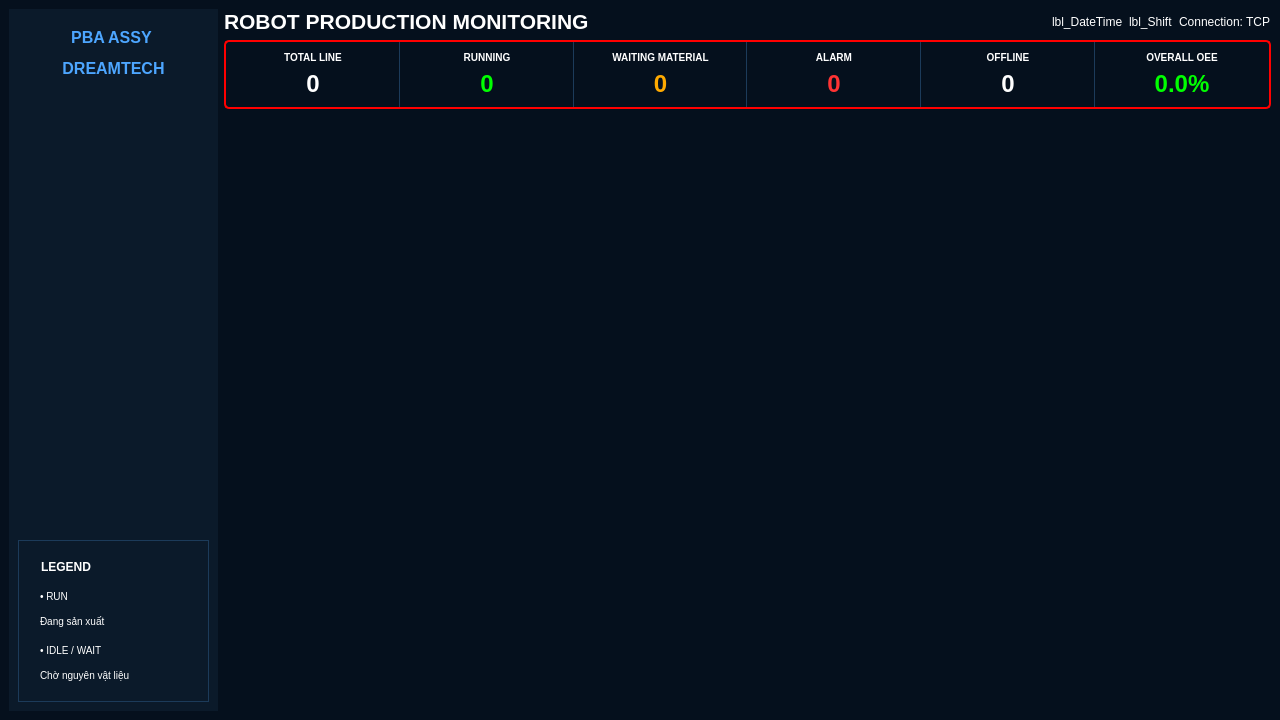
Before: the Qt Designer form views/main_window.ui in Thinhngua1/MINI_PC_WIN7_full_UI, drawn with Qt 5.
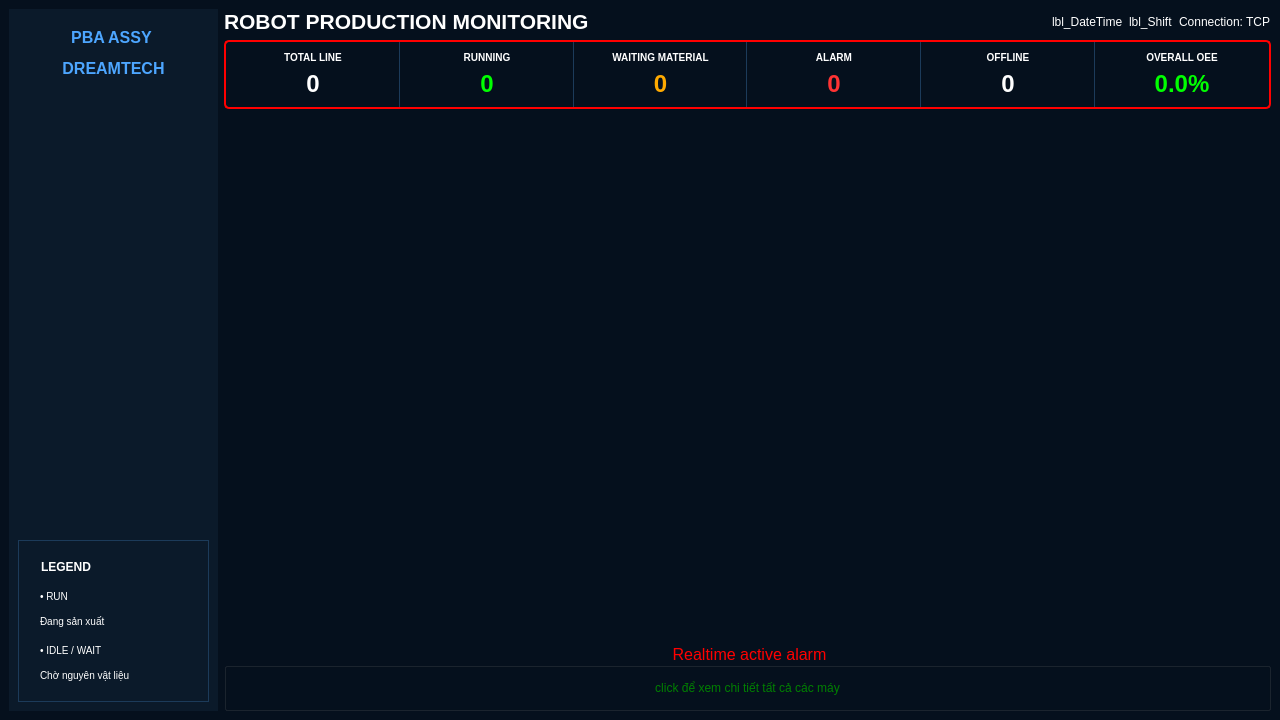
After: the same form once the commit is applied. The open tabs and pages were chosen to show the change.

Diff of the .ui file:
```diff
--- a/views/main_window.ui
+++ b/views/main_window.ui
@@ -480,7 +480,7 @@
                <x>0</x>
                <y>0</y>
                <width>1040</width>
-               <height>574</height>
+               <height>497</height>
               </rect>
              </property>
              <layout class="QGridLayout" name="gridLayout_machines">
@@ -947,6 +947,42 @@
         </widget>
        </widget>
       </item>
+      <item>
+       <widget class="QGroupBox" name="groupBox">
+        <property name="styleSheet">
+         <string notr="true">QGroupBox  {
+    color: red; /* Đổi màu chữ thành màu đỏ */
+	font-size: 16px;
+}</string>
+        </property>
+        <property name="title">
+         <string>Realtime active alarm</string>
+        </property>
+        <property name="alignment">
+         <set>Qt::AlignCenter</set>
+        </property>
+        <layout class="QGridLayout" name="gridLayout">
+         <item row="0" column="0">
+          <widget class="QPushButton" name="btn_alarm_total">
+           <property name="styleSheet">
+            <string notr="true">QPushButton {
+    color: Green; /* Đổi màu chữ  */
+}</string>
+           </property>
+           <property name="text">
+            <string>click để xem chi tiết tất cả các máy</string>
+           </property>
+           <property name="autoDefault">
+            <bool>false</bool>
+           </property>
+           <property name="flat">
+            <bool>true</bool>
+           </property>
+          </widget>
+         </item>
+        </layout>
+       </widget>
+      </item>
      </layout>
     </item>
    </layout>
```
Left out of the diff: 4 changed lines with no effect on the pictures.
